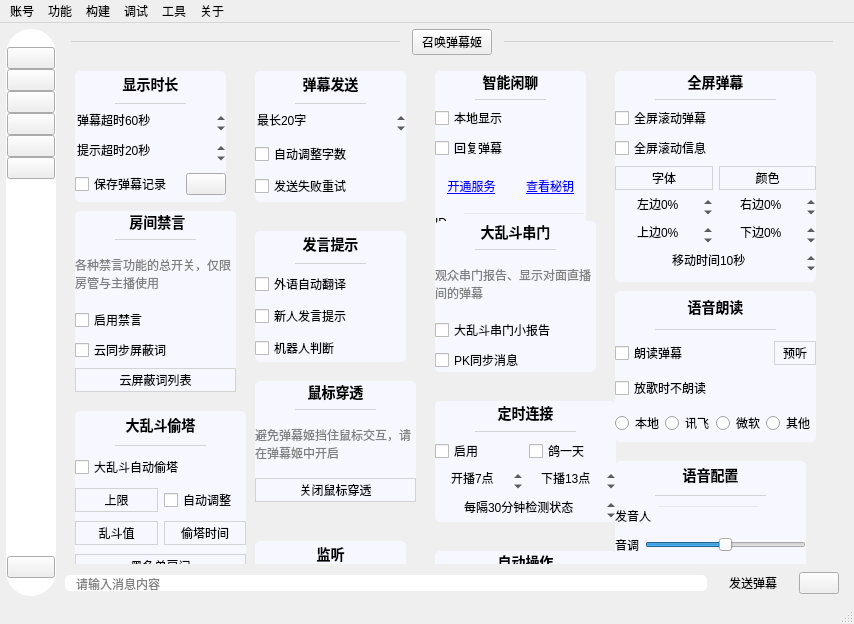
First picture: the form in mainwindow/mainwindow.ui, repository iwxyi/Bilibili-MagicalDanmaku, before the edit.
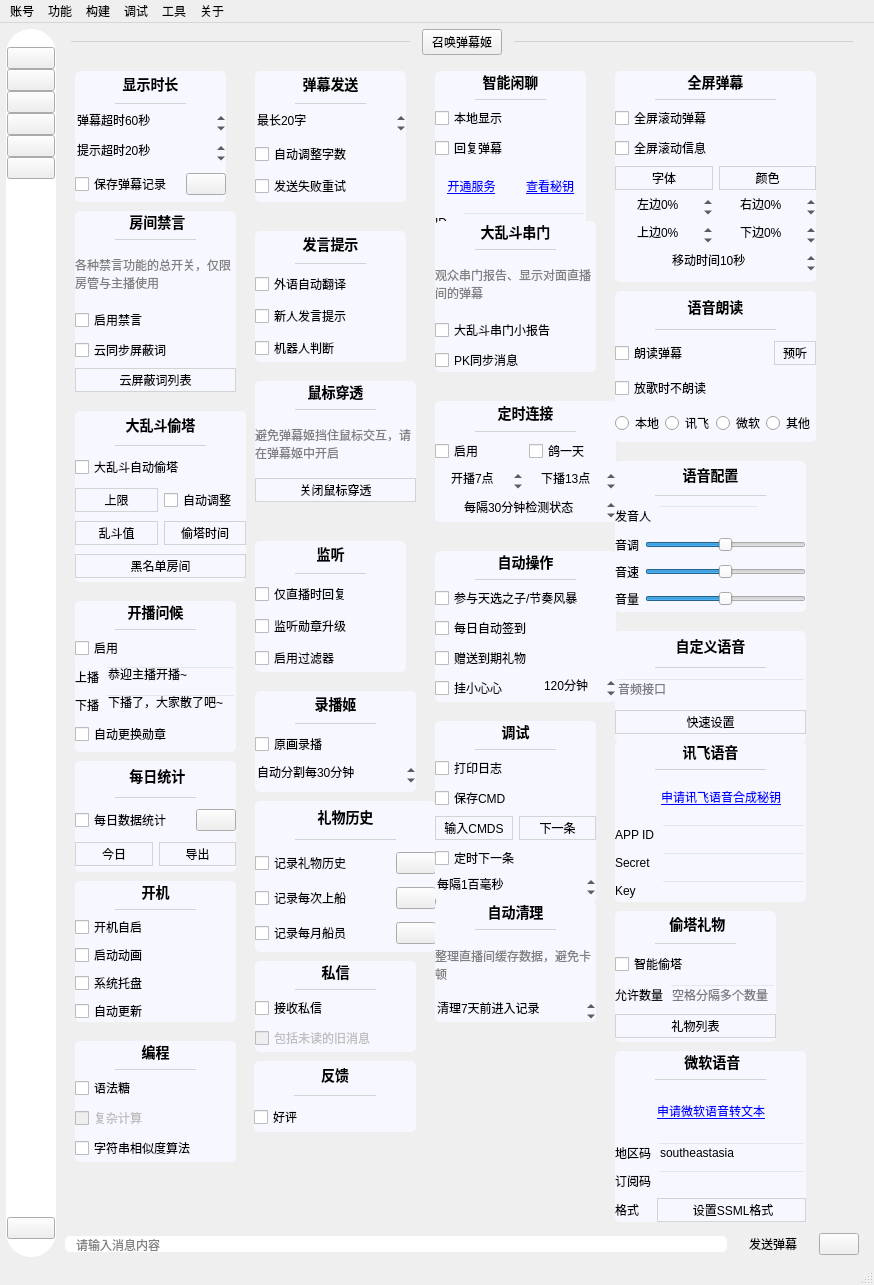
Second picture: the form after the edit. Icons and pictures are not drawn. Custom widgets are drawn as their Qt base class.

Commit message: 添加字符串编辑距离相似度算法

Diff of the .ui file:
```diff
--- a/mainwindow/mainwindow.ui
+++ b/mainwindow/mainwindow.ui
@@ -6,8 +6,8 @@
    <rect>
     <x>0</x>
     <y>0</y>
-    <width>854</width>
-    <height>624</height>
+    <width>874</width>
+    <height>1285</height>
    </rect>
   </property>
   <property name="windowTitle">
@@ -1561,8 +1561,8 @@
             <rect>
              <x>0</x>
              <y>0</y>
-             <width>774</width>
-             <height>504</height>
+             <width>794</width>
+             <height>1165</height>
             </rect>
            </property>
            <property name="styleSheet">
@@ -5562,7 +5562,7 @@
               <x>10</x>
               <y>980</y>
               <width>161</width>
-              <height>101</height>
+              <height>121</height>
              </rect>
             </property>
             <property name="styleSheet">
@@ -5638,6 +5638,9 @@
              </item>
              <item>
               <widget class="CheckBox1" name="complexCalcCheck">
+               <property name="enabled">
+                <bool>false</bool>
+               </property>
                <property name="cursor">
                 <cursorShape>PointingHandCursor</cursorShape>
                </property>
@@ -5655,6 +5658,22 @@
                </property>
               </widget>
              </item>
+             <item>
+              <widget class="CheckBox1" name="stringSimilarCheck">
+               <property name="cursor">
+                <cursorShape>PointingHandCursor</cursorShape>
+               </property>
+               <property name="toolTip">
+                <string>影响智能闲聊功能与变量%repeat_10%的判断方式，
+如果开启此功能，则会以字符串编辑距离算法来判断是否为重复弹幕，可过滤一些故意重复的弹幕。
+目前阈值为 80% 及以上则判定为重复弹幕。
+可能会在一定程度上影响相关功能的运行速度。</string>
+               </property>
+               <property name="text">
+                <string>字符串相似度算法</string>
+               </property>
+              </widget>
+             </item>
             </layout>
            </widget>
            <widget class="QWidget" name="feedbackCard" native="true">
@@ -8791,7 +8810,7 @@
     <rect>
      <x>0</x>
      <y>0</y>
-     <width>854</width>
+     <width>874</width>
      <height>23</height>
     </rect>
    </property>
```
The commit also changes 7 other files.
